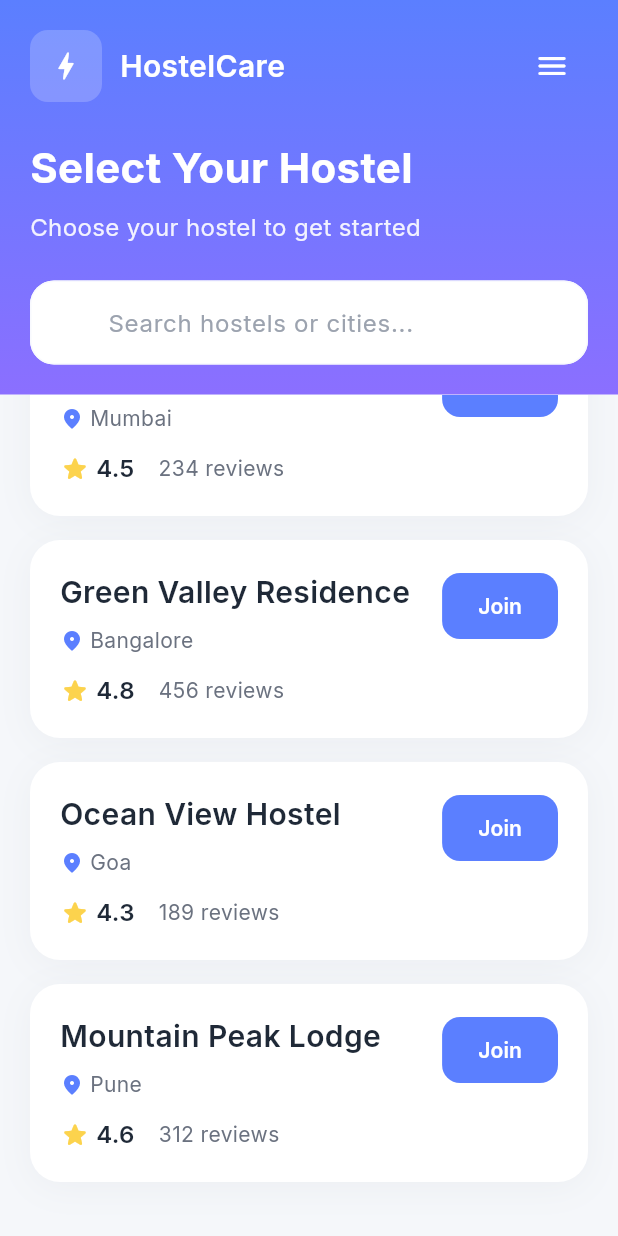
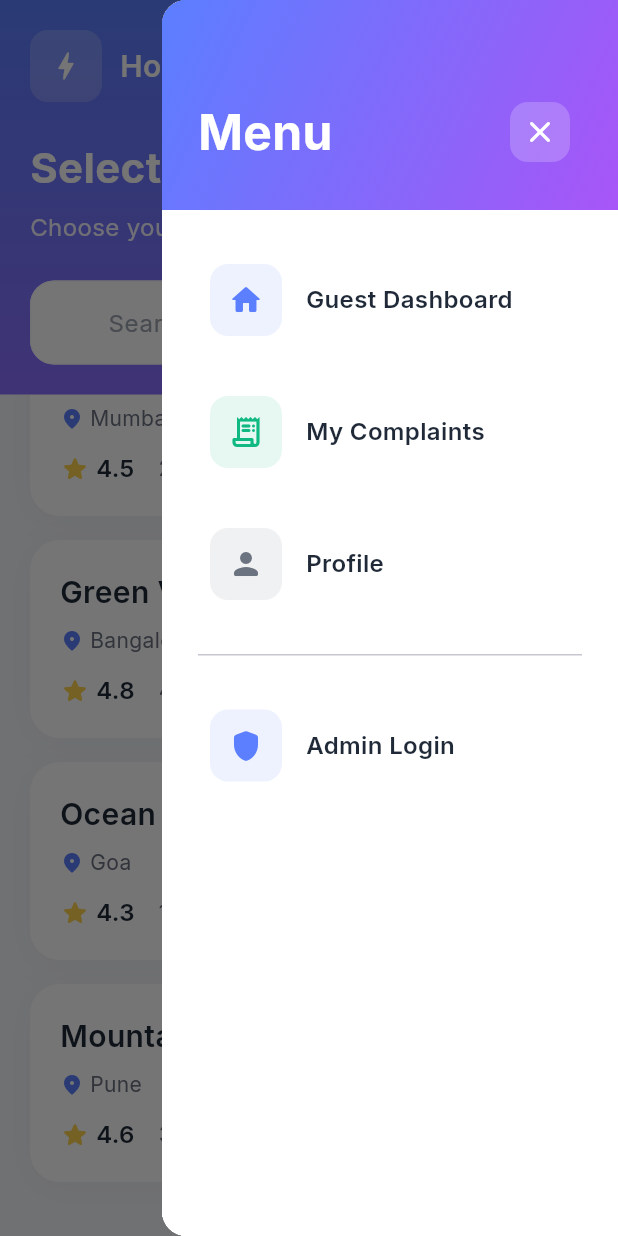
Before and after one commit to rushyendra28/HostelCare, a Flutter app: the HostelSelectionScreen screen opened directly, scrolled down 71 dp, after a tap on the "menu" icon, on a phone screen of 412 x 824 dp. Run offline on Flutter 3.47's test engine with Material 3 defaults, Android fonts, the light colour scheme and no system bars; our stand-ins replace google_fonts, image_picker, smooth_page_indicator.

Commit message:
fine tuned

```diff
--- a/lib/screens/admin/admin_complaint_details_screen.dart
+++ b/lib/screens/admin/admin_complaint_details_screen.dart
@@ -433,7 +433,7 @@ class _StatusOption extends StatelessWidget {
   final VoidCallback onTap;
 
   const _StatusOption({
-    Key: key,
+    Key? key,  // ✅ Correct
     required this.status,
     required this.isSelected,
     required this.onTap,
--- a/lib/screens/hostel/hostel_selection_screen.dart
+++ b/lib/screens/hostel/hostel_selection_screen.dart
@@ -5,6 +5,7 @@ import '../../models/hostel.dart';
 import '../../widgets/hostel_card.dart';
 import '../../widgets/custom_text_field.dart';
 import 'hostel_details_screen.dart';
+import '../menu/menu_drawer.dart';
 
 class HostelSelectionScreen extends StatefulWidget {
   const HostelSelectionScreen({Key? key}) : super(key: key);
@@ -25,7 +26,8 @@ class _HostelSelectionScreenState extends State<HostelSelectionScreen> {
       location: 'Mumbai',
       rating: 4.5,
       reviews: 234,
-      about: 'A modern and well-maintained hostel with excellent facilities. Our hostel provides a safe and comfortable living environment for students and working professionals. We pride ourselves on quick issue resolution and responsive management.',
+      about:
+          'A modern and well-maintained hostel with excellent facilities. Our hostel provides a safe and comfortable living environment for students and working professionals. We pride ourselves on quick issue resolution and responsive management.',
       amenities: ['Free WiFi', 'Meals', '24/7 Security', 'Common Area'],
       isJoined: false,
     ),
@@ -56,7 +58,13 @@ class _HostelSelectionScreenState extends State<HostelSelectionScreen> {
       rating: 4.6,
       reviews: 312,
       about: 'Nestled in the hills, perfect for students seeking tranquility.',
-      amenities: ['Free WiFi', 'Meals', '24/7 Security', 'Common Area', 'Study Room'],
+      amenities: [
+        'Free WiFi',
+        'Meals',
+        '24/7 Security',
+        'Common Area',
+        'Study Room',
+      ],
       isJoined: false,
     ),
   ];
@@ -143,9 +151,7 @@ class _HostelSelectionScreenState extends State<HostelSelectionScreen> {
     showDialog(
       context: context,
       builder: (context) => Dialog(
-        shape: RoundedRectangleBorder(
-          borderRadius: BorderRadius.circular(24),
-        ),
+        shape: RoundedRectangleBorder(borderRadius: BorderRadius.circular(24)),
         child: Padding(
           padding: const EdgeInsets.all(24.0),
           child: Column(
@@ -280,11 +286,29 @@ class _HostelSelectionScreenState extends State<HostelSelectionScreen> {
     );
   }
 
+  Hostel? get _getCurrentHostel {
+    if (_currentHostelId == null) return null;
+    try {
+      return _hostels.firstWhere((h) => h.id == _currentHostelId);
+    } catch (e) {
+      return null;
+    }
+  }
+
   @override
   Widget build(BuildContext context) {
     return Scaffold(
       backgroundColor: AppColors.background,
-      body: Column(
+      endDrawer: MenuDrawer(
+        currentHostel: _getCurrentHostel,
+        onExitHostel: () {
+          if (_currentHostelId != null) {
+            _showExitDialog(_currentHostelId!);
+          }
+        },
+      ),
+      body: Builder(
+        builder: (context) => Column(
           children: [
             // Header with gradient
             Container(
@@ -323,7 +347,7 @@ class _HostelSelectionScreenState extends State<HostelSelectionScreen> {
                           const Spacer(),
                           IconButton(
                             onPressed: () {
-                            // Open menu drawer
+                              Scaffold.of(context).openEndDrawer();
                             },
                             icon: const Icon(
                               Icons.menu_rounded,
@@ -401,13 +425,15 @@ class _HostelSelectionScreenState extends State<HostelSelectionScreen> {
                           hostel: hostel,
                           onJoinPressed: () => _toggleJoinHostel(hostel.id),
                           onCardTap: () => _navigateToDetails(hostel),
-                        showExitMessage: _currentHostelId != null && !hostel.isJoined,
+                          showExitMessage:
+                              _currentHostelId != null && !hostel.isJoined,
                         );
                       },
                     ),
             ),
           ],
         ),
+      ),
     );
   }
 }
--- a/lib/screens/menu/menu_drawer.dart
+++ b/lib/screens/menu/menu_drawer.dart
@@ -16,26 +16,17 @@ class MenuDrawer extends StatelessWidget {
 
   @override
   Widget build(BuildContext context) {
-    return Container(
-      width: MediaQuery.of(context).size.width * 0.85,
-      decoration: const BoxDecoration(
+    return Drawer(
+      child: Container(
         color: Colors.white,
-        borderRadius: BorderRadius.only(
-          topRight: Radius.circular(24),
-          bottomRight: Radius.circular(24),
-        ),
-      ),
-      child: SafeArea(
         child: Column(
           children: [
-            // Header
+            // Header with Gradient
             Container(
-              padding: const EdgeInsets.all(24),
+              width: double.infinity,
+              padding: const EdgeInsets.fromLTRB(24, 60, 24, 24),
               decoration: const BoxDecoration(
                 gradient: AppColors.primaryGradient,
-                borderRadius: BorderRadius.only(
-                  topRight: Radius.circular(24),
-                ),
               ),
               child: Column(
                 crossAxisAlignment: CrossAxisAlignment.start,
@@ -45,26 +36,35 @@ class MenuDrawer extends StatelessWidget {
                     children: [
                       Text(
                         'Menu',
-                        style: AppStyles.heading2.copyWith(
+                        style: AppStyles.heading1.copyWith(
                           color: Colors.white,
+                          fontSize: 32,
                         ),
                       ),
                       IconButton(
                         onPressed: () => Navigator.pop(context),
-                        icon: const Icon(
+                        icon: Container(
+                          width: 40,
+                          height: 40,
+                          decoration: BoxDecoration(
+                            color: Colors.white.withOpacity(0.2),
+                            borderRadius: BorderRadius.circular(12),
+                          ),
+                          child: const Icon(
                             Icons.close_rounded,
                             color: Colors.white,
+                          ),
                         ),
                       ),
                     ],
                   ),
                   if (currentHostel != null) ...[
-                    const SizedBox(height: 16),
+                    const SizedBox(height: 24),
                     Container(
                       padding: const EdgeInsets.all(16),
                       decoration: BoxDecoration(
                         color: Colors.white.withOpacity(0.2),
-                        borderRadius: BorderRadius.circular(12),
+                        borderRadius: BorderRadius.circular(16),
                       ),
                       child: Column(
                         crossAxisAlignment: CrossAxisAlignment.start,
@@ -72,15 +72,16 @@ class MenuDrawer extends StatelessWidget {
                           Text(
                             'Current Hostel',
                             style: AppStyles.caption.copyWith(
-                              color: Colors.white.withOpacity(0.8),
+                              color: Colors.white.withOpacity(0.9),
+                              fontSize: 12,
                             ),
                           ),
-                          const SizedBox(height: 4),
+                          const SizedBox(height: 6),
                           Text(
                             currentHostel!.name,
-                            style: AppStyles.body1.copyWith(
+                            style: AppStyles.heading3.copyWith(
                               color: Colors.white,
-                              fontWeight: FontWeight.w600,
+                              fontSize: 18,
                             ),
                           ),
                         ],
@@ -94,50 +95,62 @@ class MenuDrawer extends StatelessWidget {
             // Menu Items
             Expanded(
               child: ListView(
-                padding: const EdgeInsets.symmetric(vertical: 16),
+                padding: const EdgeInsets.symmetric(vertical: 20),
                 children: [
                   _MenuTile(
                     icon: Icons.home_rounded,
                     iconColor: AppColors.primaryBlue,
+                    iconBackground: AppColors.primaryBlue.withOpacity(0.1),
                     title: 'Guest Dashboard',
                     onTap: () {
                       Navigator.pop(context);
                       // Navigate to dashboard
                     },
                   ),
+                  const SizedBox(height: 8),
                   _MenuTile(
                     icon: Icons.receipt_long_rounded,
                     iconColor: const Color(0xFF10B981),
+                    iconBackground: const Color(0xFF10B981).withOpacity(0.1),
                     title: 'My Complaints',
                     onTap: () {
                       Navigator.pop(context);
                       // Navigate to my complaints
                     },
                   ),
+                  const SizedBox(height: 8),
                   _MenuTile(
                     icon: Icons.person_rounded,
                     iconColor: const Color(0xFF6B7280),
+                    iconBackground: const Color(0xFF6B7280).withOpacity(0.1),
                     title: 'Profile',
                     onTap: () {
                       Navigator.pop(context);
                       // Navigate to profile
                     },
                   ),
-                  if (currentHostel != null)
+                  if (currentHostel != null) ...[
+                    const SizedBox(height: 8),
                     _MenuTile(
                       icon: Icons.exit_to_app_rounded,
                       iconColor: AppColors.error,
+                      iconBackground: AppColors.error.withOpacity(0.1),
                       title: 'Exit Current Hostel',
-                      backgroundColor: AppColors.error.withOpacity(0.05),
+                      titleColor: AppColors.error,
                       onTap: () {
                         Navigator.pop(context);
                         onExitHostel?.call();
                       },
                     ),
-                  const Divider(height: 32),
+                  ],
+                  const Padding(
+                    padding: EdgeInsets.symmetric(vertical: 20, horizontal: 24),
+                    child: Divider(height: 1),
+                  ),
                   _MenuTile(
-                    icon: Icons.admin_panel_settings_rounded,
+                    icon: Icons.shield_rounded,
                     iconColor: AppColors.primaryBlue,
+                    iconBackground: AppColors.primaryBlue.withOpacity(0.1),
                     title: 'Admin Login',
                     onTap: () {
                       Navigator.pop(context);
@@ -162,29 +175,39 @@ class MenuDrawer extends StatelessWidget {
 class _MenuTile extends StatelessWidget {
   final IconData icon;
   final Color iconColor;
+  final Color iconBackground;
   final String title;
+  final Color? titleColor;
   final VoidCallback onTap;
-  final Color? backgroundColor;
 
   const _MenuTile({
     Key? key,
     required this.icon,
     required this.iconColor,
+    required this.iconBackground,
     required this.title,
+    this.titleColor,
     required this.onTap,
-    this.backgroundColor,
   }) : super(key: key);
 
   @override
   Widget build(BuildContext context) {
     return Padding(
-      padding: const EdgeInsets.symmetric(horizontal: 16, vertical: 4),
-      child: ListTile(
-        leading: Container(
+      padding: const EdgeInsets.symmetric(horizontal: 16),
+      child: Material(
+        color: Colors.transparent,
+        child: InkWell(
+          onTap: onTap,
+          borderRadius: BorderRadius.circular(12),
+          child: Container(
+            padding: const EdgeInsets.symmetric(horizontal: 16, vertical: 16),
+            child: Row(
+              children: [
+                Container(
                   width: 48,
                   height: 48,
                   decoration: BoxDecoration(
-            color: backgroundColor ?? iconColor.withOpacity(0.1),
+                    color: iconBackground,
                     borderRadius: BorderRadius.circular(12),
                   ),
                   child: Icon(
@@ -193,21 +216,20 @@ class _MenuTile extends StatelessWidget {
                     size: 24,
                   ),
                 ),
-        title: Text(
+                const SizedBox(width: 16),
+                Expanded(
+                  child: Text(
                     title,
                     style: AppStyles.body1.copyWith(
                       fontWeight: FontWeight.w600,
-            color: AppColors.textDark,
+                      color: titleColor ?? AppColors.textDark,
+                      fontSize: 16,
                     ),
                   ),
-        trailing: const Icon(
-          Icons.arrow_forward_ios_rounded,
-          size: 16,
-          color: AppColors.textLight,
                 ),
-        onTap: onTap,
-        shape: RoundedRectangleBorder(
-          borderRadius: BorderRadius.circular(12),
+              ],
+            ),
+          ),
         ),
       ),
     );
--- a/lib/widgets/hostel_card.dart
+++ b/lib/widgets/hostel_card.dart
@@ -62,6 +62,8 @@ class HostelCard extends StatelessWidget {
                   ),
                 ),
 
+                const SizedBox(width: 12),
+
                 // Join/Joined Button
                 _buildActionButton(context),
               ],
@@ -115,6 +117,7 @@ class HostelCard extends StatelessWidget {
   Widget _buildActionButton(BuildContext context) {
     if (hostel.isJoined) {
       return Column(
+        crossAxisAlignment: CrossAxisAlignment.end,
         children: [
           Container(
             padding: const EdgeInsets.symmetric(horizontal: 16, vertical: 8),
@@ -142,18 +145,18 @@ class HostelCard extends StatelessWidget {
             ),
           ),
           const SizedBox(height: 8),
-          TextButton(
-            onPressed: onJoinPressed,
-            style: TextButton.styleFrom(
-              padding: const EdgeInsets.symmetric(horizontal: 12, vertical: 4),
-              minimumSize: Size.zero,
-              tapTargetSize: MaterialTapTargetSize.shrinkWrap,
-            ),
-            child: Text(
-              'Exit hostel',
-              style: AppStyles.caption.copyWith(
-                color: AppColors.error,
-                fontWeight: FontWeight.w600,
+          InkWell(
+            onTap: onJoinPressed,
+            borderRadius: BorderRadius.circular(8),
+            child: Padding(
+              padding: const EdgeInsets.symmetric(horizontal: 8, vertical: 4),
+              child: Text(
+                'Exit hostel',
+                style: AppStyles.caption.copyWith(
+                  color: AppColors.error,
+                  fontWeight: FontWeight.w600,
+                  decoration: TextDecoration.underline,
+                ),
               ),
             ),
           ),
@@ -173,6 +176,8 @@ class HostelCard extends StatelessWidget {
           borderRadius: BorderRadius.circular(12),
         ),
         elevation: 0,
+        disabledBackgroundColor: AppColors.textLight.withOpacity(0.3),
+        disabledForegroundColor: Colors.white,
       ),
       child: Text(
         'Join',
```
Also changed, not shown: lib/screens/admin/admin_dashboard_screen.dart (+44 -21 lines), lib/screens/hostel/hostel_details_screen.dart (+21 -23 lines), lib/widgets/feature_item.dart (+2 -7 lines). Lines whose indentation alone changed are shown as unchanged.
